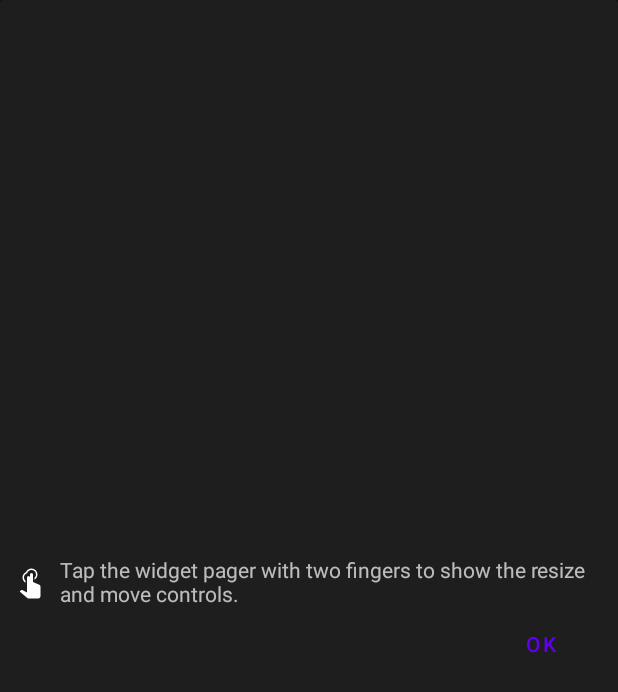
After one commit to zacharee/LockscreenWidgets, an Android app: the layout widget_frame_hint.xml on its own in the app's theme, with its tools: preview values and no code run, on a phone screen of 412 x 824 dp. The commit adds this screen. Shown: the top 692 px of the screen. Run offline under Robolectric (Android 15) with nearby library versions, the phone set to English and light mode, and no system bars.

Commit message:
Add initial hint for how to move/resize frame

```diff
--- /dev/null
+++ b/app/src/main/java/tk/zwander/lockscreenwidgets/views/WidgetFrameHintView.kt
@@ -0,0 +1,19 @@
+package tk.zwander.lockscreenwidgets.views
+
+import android.content.Context
+import android.util.AttributeSet
+import androidx.core.view.isVisible
+import com.google.android.material.card.MaterialCardView
+import kotlinx.android.synthetic.main.widget_frame_hint.view.*
+import tk.zwander.lockscreenwidgets.util.prefManager
+
+class WidgetFrameHintView(context: Context, attrs: AttributeSet) : MaterialCardView(context, attrs) {
+    override fun onFinishInflate() {
+        super.onFinishInflate()
+
+        close_hint.setOnClickListener {
+            isVisible = false
+            context.prefManager.firstViewing = false
+        }
+    }
+}
--- a/app/src/main/java/tk/zwander/lockscreenwidgets/views/WidgetFrameView.kt
+++ b/app/src/main/java/tk/zwander/lockscreenwidgets/views/WidgetFrameView.kt
@@ -12,6 +12,7 @@ import android.view.View
 import androidx.constraintlayout.widget.ConstraintLayout
 import androidx.core.view.isVisible
 import kotlinx.android.synthetic.main.widget_frame.view.*
+import tk.zwander.lockscreenwidgets.util.prefManager
 
 class WidgetFrameView(context: Context, attrs: AttributeSet) : ConstraintLayout(context, attrs) {
     var onMoveListener: ((velX: Float, velY: Float) -> Unit)? = null
@@ -30,6 +31,10 @@ class WidgetFrameView(context: Context, attrs: AttributeSet) : ConstraintLayout(
 
         move.setOnTouchListener(MoveTouchListener())
         expand.setOnTouchListener(ExpandTouchListener())
+
+        if (context.prefManager.firstViewing) {
+            hint_view.isVisible = true
+        }
     }
 
     override fun onDetachedFromWindow() {
--- /dev/null
+++ b/app/src/main/res/drawable/ic_baseline_gesture_two_tap.xml
@@ -0,0 +1,8 @@
+<?xml version="1.0" encoding="utf-8"?>
+<vector xmlns:android="http://schemas.android.com/apk/res/android"
+    android:height="24dp"
+    android:width="24dp"
+    android:viewportWidth="24"
+    android:viewportHeight="24">
+    <path android:fillColor="@android:color/white" android:pathData="M19,15.14V21.5C18.97,22.32 18.32,22.97 17.5,23H11C10.62,23 10.26,22.85 10,22.57L5.1,18.37L5.84,17.6C6.03,17.39 6.3,17.28 6.58,17.28H6.8L10,19V9A1,1 0 0,1 11,8A1,1 0 0,1 12,9V7A1,1 0 0,1 13,6A1,1 0 0,1 14,7V12L18.15,13.84C18.66,14.07 19,14.58 19,15.14M15,10.45V9.24L15,9.23C15.23,9.03 15.42,8.79 15.57,8.54C15.84,8.09 16,7.56 16,7A3,3 0 0,0 13,4C12.21,4 11.5,4.31 10.95,4.81L10.81,4.95C10.68,5.09 10.56,5.24 10.46,5.4C10.36,5.56 10.27,5.74 10.2,5.92C10.17,6 10.15,6.06 10.13,6.13C8.9,6.5 8,7.65 8,9C8,9.7 8.24,10.34 8.64,10.85C8.74,11 8.87,11.11 9,11.23V11.24L9,12.46V12.46C7.8,11.77 7,10.5 7,9C7,7.38 7.97,6 9.35,5.35C10,3.97 11.38,3 13,3A4,4 0 0,1 17,7C17,8.5 16.2,9.77 15,10.46V10.45Z" />
+</vector>
--- /dev/null
+++ b/app/src/main/res/layout/widget_frame_hint.xml
@@ -0,0 +1,50 @@
+<?xml version="1.0" encoding="utf-8"?>
+<tk.zwander.lockscreenwidgets.views.WidgetFrameHintView
+    xmlns:android="http://schemas.android.com/apk/res/android"
+    xmlns:app="http://schemas.android.com/apk/res-auto"
+    android:layout_width="match_parent"
+    android:layout_height="match_parent"
+    app:contentPadding="8dp"
+    app:cardCornerRadius="2dp">
+
+    <androidx.constraintlayout.widget.ConstraintLayout
+        android:layout_gravity="center"
+        android:layout_width="match_parent"
+        android:layout_height="wrap_content">
+
+        <ImageView
+            android:id="@+id/hint_icon"
+            android:layout_width="wrap_content"
+            android:layout_height="wrap_content"
+            android:src="@drawable/ic_baseline_gesture_two_tap"
+            android:layout_marginEnd="8dp"
+            app:layout_constraintTop_toTopOf="parent"
+            app:layout_constraintStart_toStartOf="parent"
+            app:layout_constraintEnd_toStartOf="@id/hint_text"
+            app:layout_constraintBottom_toBottomOf="@id/hint_text"
+            />
+
+        <TextView
+            android:id="@+id/hint_text"
+            android:layout_width="0dp"
+            android:layout_height="wrap_content"
+            android:text="@string/move_resize_hint"
+            app:layout_constraintTop_toTopOf="parent"
+            app:layout_constraintEnd_toEndOf="parent"
+            app:layout_constraintStart_toEndOf="@id/hint_icon"
+            />
+
+        <com.google.android.material.button.MaterialButton
+            android:id="@+id/close_hint"
+            android:layout_width="wrap_content"
+            android:layout_height="wrap_content"
+            android:text="@android:string/ok"
+            app:layout_constraintTop_toBottomOf="@id/hint_text"
+            app:layout_constraintEnd_toEndOf="parent"
+            app:layout_constraintBottom_toBottomOf="parent"
+            style="@style/Widget.MaterialComponents.Button.TextButton"
+            />
+
+    </androidx.constraintlayout.widget.ConstraintLayout>
+
+</tk.zwander.lockscreenwidgets.views.WidgetFrameHintView>
--- a/app/src/main/res/values/strings.xml
+++ b/app/src/main/res/values/strings.xml
@@ -2,6 +2,7 @@
     <string name="app_name">Lockscreen Widgets</string>
 
     <string name="content_desc_widget_image">Widget Image</string>
+    <string name="move_resize_hint">Tap the widget pager with two fingers to show the resize and move controls.</string>
 
     <string name="add_widget">Add Widget</string>
     <string name="frame_width">Frame Width</string>
```
Also changed, not shown: app/src/main/java/tk/zwander/lockscreenwidgets/util/PrefManager.kt (+9 -0 lines), app/src/main/res/layout/widget_frame.xml (+18 -0 lines).
